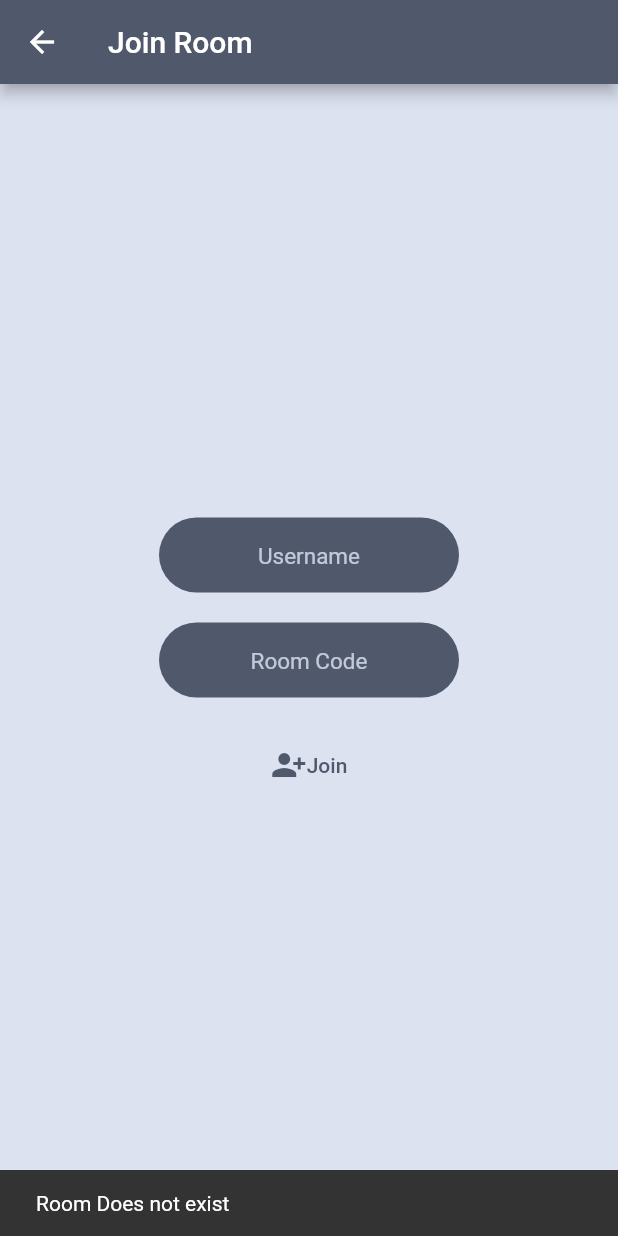
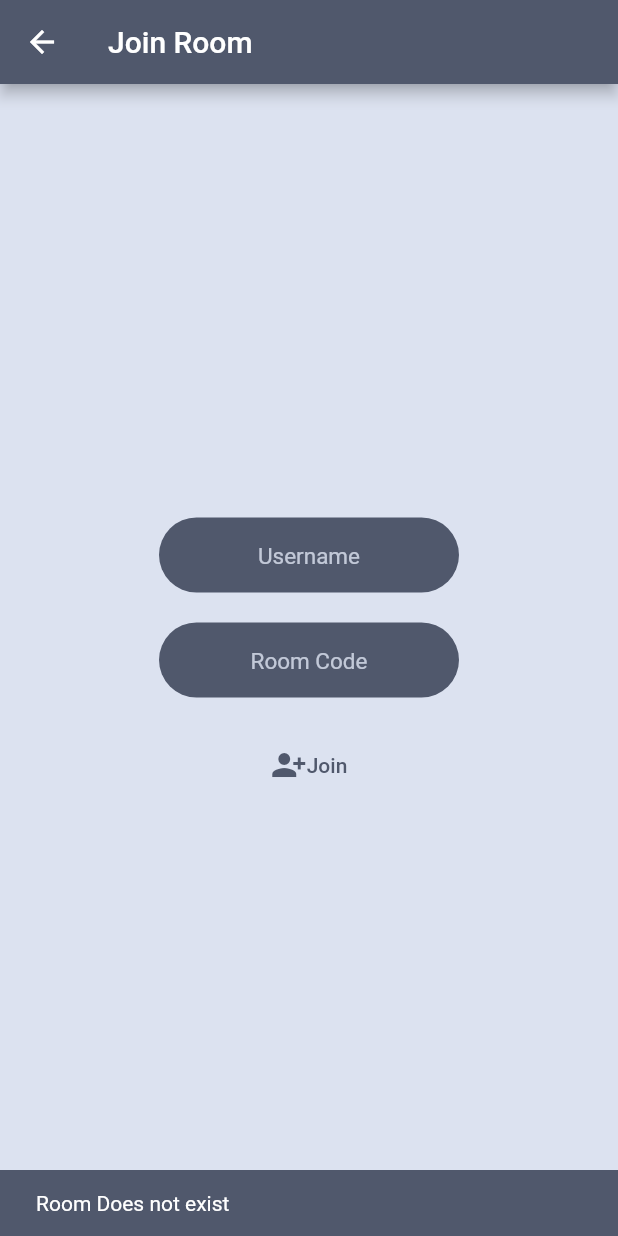
Before and after one commit to vaibhav03joshi/buzzer_app, a Flutter app: the JoinRoomScreen screen opened directly, after a tap on "Join", on a phone screen of 412 x 824 dp. Run offline on Flutter 3.47's test engine with Material 2 defaults, Android fonts, the phone set to English and light mode, and no system bars; our stand-ins replace audioplayers, firebase_core, firebase_database; accounts and stored records are empty.

Commit message:
final app and ready to use

```diff
--- a/lib/Screens/HostScreen.dart
+++ b/lib/Screens/HostScreen.dart
@@ -69,7 +69,7 @@ class _HostScreenState extends State<HostScreen> with WidgetsBindingObserver {
   Widget build(BuildContext context) {
     return Scaffold(
       appBar: AppBar(
-        title: const Text('Room Code'),
+        title: Text(widget.roomCode),
       ),
       body: Stack(
         children: [
--- a/lib/Screens/JoinRoomScreen.dart
+++ b/lib/Screens/JoinRoomScreen.dart
@@ -113,6 +113,7 @@ class JoinRoomScreen extends StatelessWidget {
                   ScaffoldMessenger.of(context).showSnackBar(
                     SnackBar(
                       content: Text(warningMessage),
+                      backgroundColor: const Color(0xff50586C),
                     ),
                   );
                 }
```
